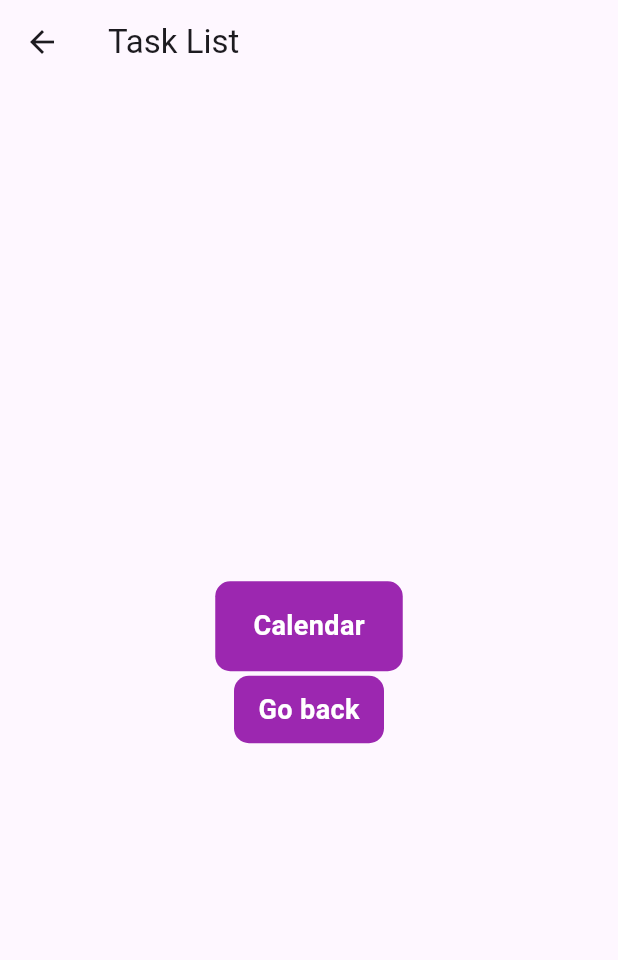
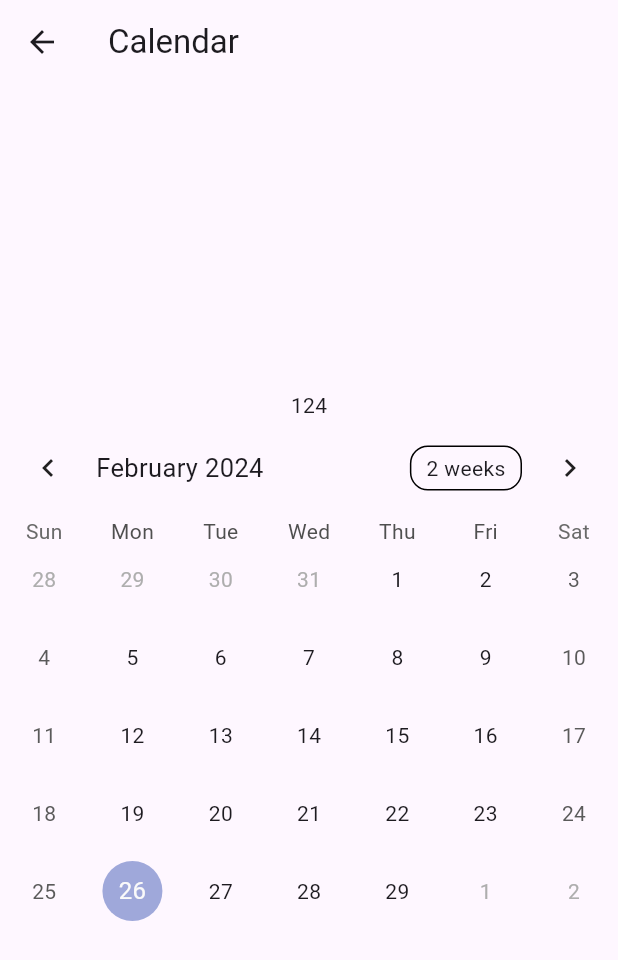
Before and after one commit to frankgimeno3/calendartasklist, a Flutter app: the CalendarPage screen opened by its route, on a phone screen of 412 x 824 dp. Shown: the top 960 px of the screen. Run offline on Flutter 3.47's test engine with Material 3 defaults, Android fonts, the phone set to English and light mode, and no system bars; drawn by our look-alikes of table_calendar; our stand-ins replace cloud_firestore, firebase_auth, firebase_core, fluttertoast, font_awesome_flutter, google_sign_in and 1 more; missing offline and left inert: dart:ffi; accounts and stored records are empty.

Commit message:
añado calendario table calendar

```diff
--- a/lib/features/user_auth/presentation/pages/calendar.dart
+++ b/lib/features/user_auth/presentation/pages/calendar.dart
@@ -1,70 +1,33 @@
 import 'package:cloud_firestore/cloud_firestore.dart';
 import 'package:flutter/material.dart';
+import 'package:table_calendar/table_calendar.dart';
 
 import '../../../../global/common/toast.dart';
 
-
 class CalendarPage extends StatelessWidget {
   const CalendarPage({Key? key}) : super(key: key);
+
+  DateTime get today => DateTime.now();
 
   @override
   Widget build(BuildContext context) {
     return Scaffold(
       appBar: AppBar(
-        title: const Text("Task List"),
+        title: const Text("Calendar"),
       ),
       body: Center(
         child: Column(
           mainAxisAlignment: MainAxisAlignment.center,
           children: [
-            GestureDetector(
-              onTap: () {
-                showToast(message: "This should open the calendar");
-              },
-              child: Container(
-                margin: const EdgeInsets.symmetric(vertical: 3),
-                height: 60,
-                width: 125,
-                decoration: BoxDecoration(
-                    color: Colors.purple,
-                    borderRadius: BorderRadius.circular(10)),
-                child: const Center(
-                  child: Text(
-                    "Calendar",
-                    style: TextStyle(
-                        color: Colors.white,
-                        fontWeight: FontWeight.bold,
-                        fontSize: 18),
-                  ),
-                ),
-              ),
-            ),
-            GestureDetector(
-              onTap: () {
-                Navigator.pushNamed(context, "/home");
-              },
-              child: Container(
-                height: 45,
-                width: 100,
-                decoration: BoxDecoration(
-                    color: Colors.purple,
-                    borderRadius: BorderRadius.circular(10)),
-                child: const Center(
-                  child: Text(
-                    "Go back",
-                    style: TextStyle(
-                        color: Colors.white,
-                        fontWeight: FontWeight.bold,
-                        fontSize: 18),
-                  ),
-                ),
-              ),
-            ),
+            const Text("124"),
+            TableCalendar(
+              focusedDay: today,
+              firstDay: DateTime.utc(2010, 10, 16),
+              lastDay: DateTime.utc(3050, 12, 31),
+            )
           ],
         ),
       ),
     );
   }
-
-
 }
--- a/pubspec.yaml
+++ b/pubspec.yaml
@@ -42,6 +42,7 @@ dependencies:
   fluttertoast: ^8.2.2
   font_awesome_flutter: ^10.6.0
   google_sign_in: ^6.1.5
+  table_calendar: ^3.1.0
 
 dev_dependencies:
   flutter_test:
```
Also changed, not shown: pubspec.lock.
